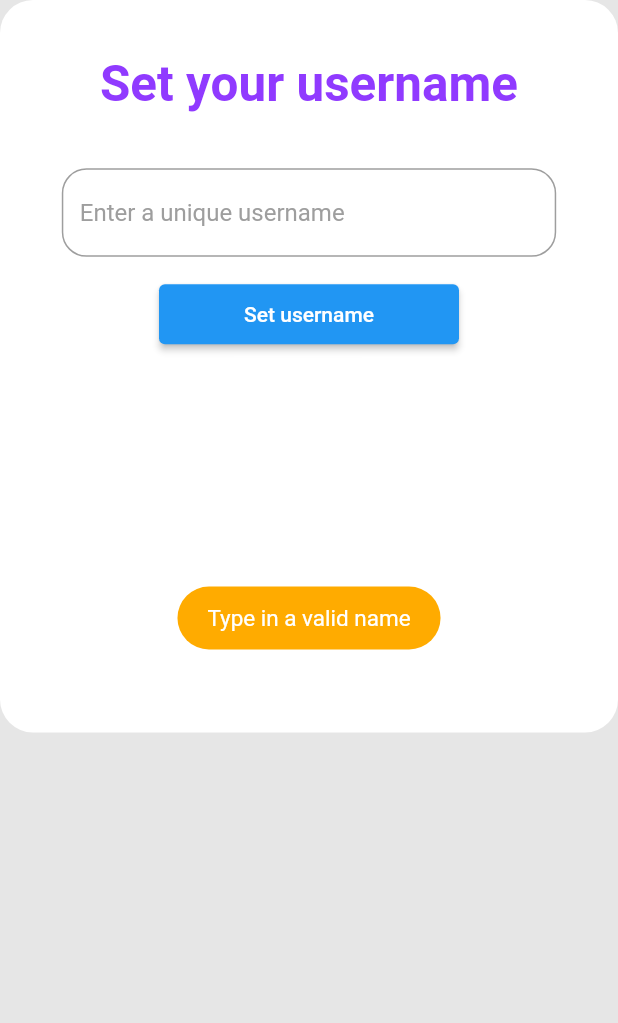
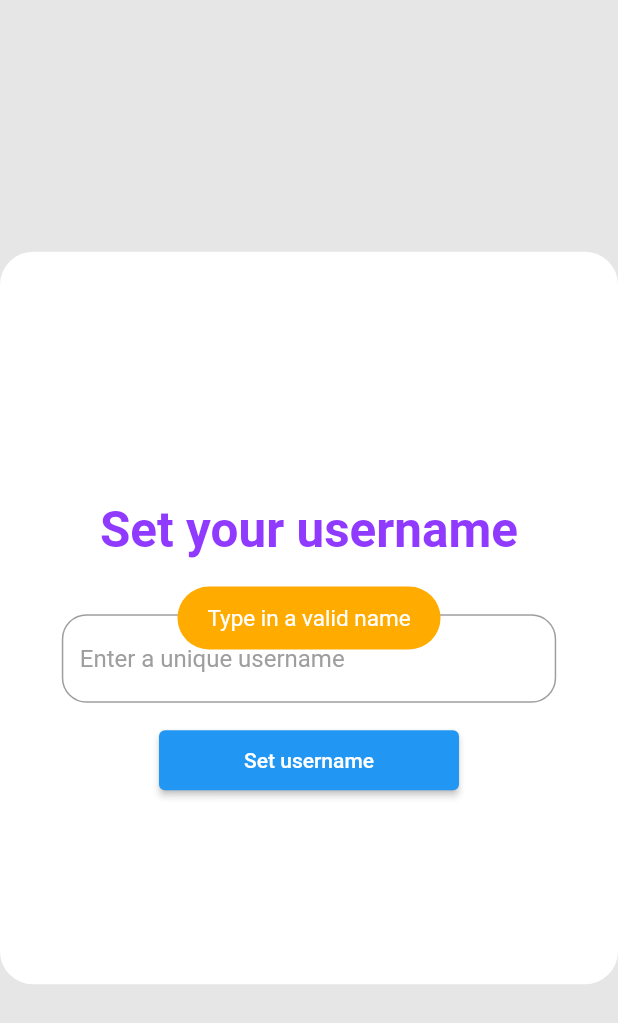
Before and after one commit to Teewhydot/clone_chat, a Flutter app: the CreateUserNamePage screen opened directly, after a tap on "Set username", on a phone screen of 412 x 824 dp. Shown: the top 1023 px of the screen. Run offline on Flutter 3.47's test engine with Material 2 defaults, Android fonts, the phone set to English and light mode, and no system bars; our stand-ins replace cloud_firestore, firebase_core, flutter_screenutil, internet_connection_checker, loading_indicator, toast; accounts and stored records are empty.

Commit message:
Decided to use simple state management(passing data between screens to set up the flash_chatUI.dart)

```diff
--- a/lib/UI/add-new-clone-screen.dart
+++ b/lib/UI/add-new-clone-screen.dart
@@ -135,7 +135,7 @@ class _AddNewUserScreenState extends State<AddNewUserScreen> {
                         setState(() {
                           isLoading = false;
                         });
-                        nav.pop();
+                        nav.pop(cloneNameController.text);
                         Toast.show('Clone created successfully',
                             duration: Toast.lengthShort,
                             backgroundColor: const Color(0xff903aff),
--- a/lib/UI/create_username.dart
+++ b/lib/UI/create_username.dart
@@ -1,9 +1,9 @@
-// ignore_for_file: prefer_typing_uninitialized_variables
+// ignore_for_file: prefer_typing_uninitialized_variables, use_build_context_synchronously
 
 import 'package:cloud_firestore/cloud_firestore.dart';
-import 'package:flash_chat/Functions/firebase_functions.dart';
 import 'package:flash_chat/Packages/constants.dart';
 import 'package:flash_chat/Reusables/palettes.dart';
+import 'package:flash_chat/UI/flash_chatUI.dart';
 import 'package:flash_chat/providers/user_name_provider.dart';
 import 'package:flutter/material.dart';
 import 'package:flutter_screenutil/flutter_screenutil.dart';
@@ -31,7 +31,7 @@ class _CreateUserNamePageState extends State<CreateUserNamePage> {
     Future<bool> checkExist(String docID) async {
       bool exist = false;
       await fireStore
-          .collection('clones')
+          .collection(_userNameController.text).doc(_userNameController.text).collection('clones')
           .doc(docID)
           .get()
           .then((value) => exist = value.exists);
@@ -42,7 +42,10 @@ class _CreateUserNamePageState extends State<CreateUserNamePage> {
     final provider = Provider.of<UserNameProvider>(context, listen: false);
     return Consumer<UserNameProvider>(
       builder: (BuildContext context, value, Widget? child) {
-        return Container(
+        return Scaffold(
+          resizeToAvoidBottomInset: false,
+          body: Center(
+            child: Container(
               width: MediaQuery.of(context).size.width,
               height: 400.h,
               decoration: BoxDecoration(
@@ -51,7 +54,7 @@ class _CreateUserNamePageState extends State<CreateUserNamePage> {
               ),
               child: Center(
                 child: Column(
-              mainAxisAlignment: MainAxisAlignment.start,
+                  mainAxisAlignment: MainAxisAlignment.center,
                   children: [
                     addVerticalSpacing(30),
                     Text('Set your username',
@@ -100,8 +103,8 @@ class _CreateUserNamePageState extends State<CreateUserNamePage> {
                             setState(() {
                               isLoading = true;
                             });
-                        bool cloneExists =
-                            await checkExist(_userNameController.text.trim());
+                            bool cloneExists = await checkExist(
+                                _userNameController.text.trim());
                             if (cloneExists) {
                               Toast.show("Username already exists",
                                   backgroundColor: Colors.amberAccent.shade700,
@@ -117,12 +120,19 @@ class _CreateUserNamePageState extends State<CreateUserNamePage> {
                                   .set({
                                 'User': _userNameController.text,
                               });
+                              fireStore
+                                  .collection(_userNameController.text.trim())
+                                  .doc(_userNameController.text.trim())
+                                  .collection('clones').doc('clones').set({'clone': '${_userNameController.text}\'s clone'});
 
                               _userNameController.clear();
                               setState(() {
                                 isLoading = false;
                               });
-                          Navigator.pop(context);
+                              Navigator.push(
+                                  context,
+                                  MaterialPageRoute(
+                                      builder: (context) => FlashChat(userName: userName,)));
                               Toast.show('Username created successfully',
                                   duration: Toast.lengthShort,
                                   backgroundColor: const Color(0xff903aff),
@@ -149,6 +159,8 @@ class _CreateUserNamePageState extends State<CreateUserNamePage> {
                   ],
                 ),
               ),
+            ),
+          ),
         );
       },
     );
--- a/lib/main.dart
+++ b/lib/main.dart
@@ -1,6 +1,7 @@
 import 'package:firebase_core/firebase_core.dart';
 import 'package:flash_chat/Models/chat_model.dart';
 import 'package:flash_chat/Models/themes.dart';
+import 'package:flash_chat/UI/create_username.dart';
 import 'package:flash_chat/firebase_options.dart';
 import 'package:flash_chat/providers/delete_clone_provider.dart';
 import 'package:flash_chat/providers/user_name_provider.dart';
@@ -35,7 +36,7 @@ class MyApp extends StatelessWidget {
           darkTheme: ThemeData.dark(),
           themeMode: ThemeMode.light,
           theme: lightTheme,
-          home: const FlashChat(),
+          home: const CreateUserNamePage(),
         );
       },
     );
```
Also changed, not shown: lib/UI/flash_chatUI.dart (+30 -15 lines). Lines whose indentation alone changed are shown as unchanged.
